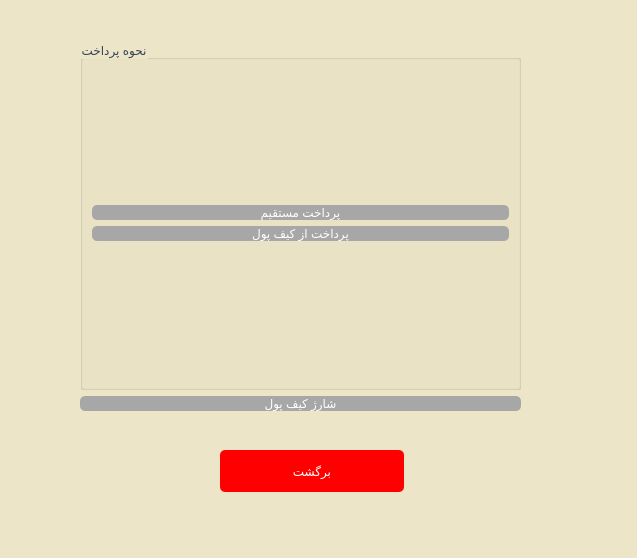
Old version of the form Project_Ap/choosepay.ui in the repository AP-projects-4001/metagoofill.
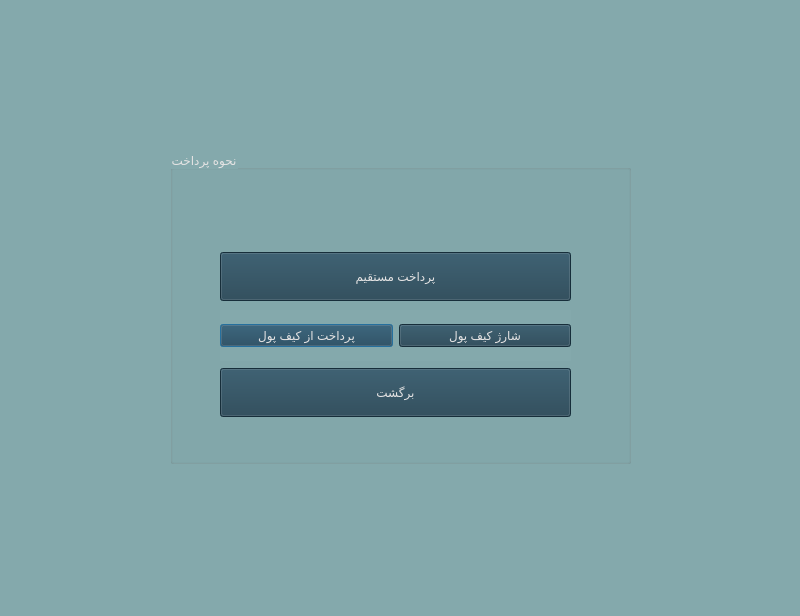
New version of the form.

Commit message: changing colors and Completing the program ui

Diff of the .ui file:
```diff
--- a/Project_Ap/choosepay.ui
+++ b/Project_Ap/choosepay.ui
@@ -6,112 +6,59 @@
    <rect>
     <x>0</x>
     <y>0</y>
-    <width>637</width>
-    <height>558</height>
+    <width>800</width>
+    <height>616</height>
    </rect>
   </property>
   <property name="windowTitle">
    <string>Dialog</string>
   </property>
   <property name="styleSheet">
-   <string notr="true">background-color: rgb(236, 229, 199);
+   <string notr="true">background-color: rgb(132, 169, 172);
 </string>
   </property>
-  <widget class="QPushButton" name="pushButton_refuse">
-   <property name="geometry">
-    <rect>
-     <x>220</x>
-     <y>450</y>
-     <width>184</width>
-     <height>42</height>
-    </rect>
-   </property>
-   <property name="styleSheet">
-    <string notr="true">QPushButton#pushButton_refuse {
-padding-left: 20px;
-padding-right: 20px;
-font: 22pt &quot;MS Shell Dlg 2&quot;;
-border-radius: 5px;
-	background-color: red;
-color: #fefefe;
-}</string>
-   </property>
-   <property name="text">
-    <string>برگشت</string>
-   </property>
-  </widget>
-  <widget class="QWidget" name="layoutWidget">
-   <property name="geometry">
-    <rect>
-     <x>80</x>
-     <y>40</y>
-     <width>441</width>
-     <height>371</height>
-    </rect>
-   </property>
-   <layout class="QVBoxLayout" name="verticalLayout_2">
-    <item>
      <widget class="QGroupBox" name="groupBox">
+   <property name="geometry">
+    <rect>
+     <x>170</x>
+     <y>150</y>
+     <width>461</width>
+     <height>314</height>
+    </rect>
+   </property>
       <property name="styleSheet">
-       <string notr="true">color: rgb(53, 66, 89);
-font: 16pt &quot;Lalezar&quot;;</string>
+    <string notr="true">color: rgb(228, 227, 227);
+font: 14pt &quot;Lalezar&quot;;</string>
       </property>
       <property name="title">
        <string>نحوه پرداخت</string>
       </property>
-      <layout class="QGridLayout" name="gridLayout">
-       <item row="0" column="0">
-        <layout class="QVBoxLayout" name="verticalLayout">
-         <item>
-          <widget class="QPushButton" name="pushButton_difectpay">
-           <property name="styleSheet">
-            <string notr="true">QPushButton#pushButton_difectpay {
-padding-left: 20px;
-padding-right: 20px;
-font: 22pt &quot;MS Shell Dlg 2&quot;;
-border-radius: 5px;
-	background-color: rgb(167, 167, 167);
-color: #fefefe;
-}</string>
-           </property>
-           <property name="text">
-            <string>پرداخت مستقیم</string>
-           </property>
-          </widget>
-         </item>
+   <widget class="QWidget" name="">
+    <property name="geometry">
+     <rect>
+      <x>50</x>
+      <y>160</y>
+      <width>351</width>
+      <height>51</height>
+     </rect>
+    </property>
+    <layout class="QHBoxLayout" name="horizontalLayout">
          <item>
           <widget class="QPushButton" name="pushButton_wallet">
            <property name="styleSheet">
-            <string notr="true">QPushButton#pushButton_wallet {
-padding-left: 20px;
-padding-right: 20px;
-font: 22pt &quot;MS Shell Dlg 2&quot;;
-border-radius: 5px;
-	background-color: rgb(167, 167, 167);
-color: #fefefe;
-}</string>
+        <string notr="true">background-color: rgb(32, 64, 81);
+font: 12pt &quot;Lalezar&quot;;</string>
            </property>
            <property name="text">
             <string>پرداخت از کیف پول</string>
            </property>
           </widget>
          </item>
-        </layout>
-       </item>
-      </layout>
-     </widget>
-    </item>
     <item>
      <widget class="QPushButton" name="pushButton_wallet_2">
       <property name="styleSheet">
-       <string notr="true">QPushButton#pushButton_wallet_2 {
-padding-left: 20px;
-padding-right: 20px;
-font: 22pt &quot;MS Shell Dlg 2&quot;;
-border-radius: 5px;
-	background-color: rgb(167, 167, 167);
-color: #fefefe;
-}</string>
+        <string notr="true">background-color: rgb(32, 64, 81);
+font: 12pt &quot;Lalezar&quot;;</string>
       </property>
       <property name="text">
        <string>شارژ کیف پول</string>
@@ -119,6 +66,41 @@
      </widget>
     </item>
    </layout>
+   </widget>
+   <widget class="QPushButton" name="pushButton_refuse">
+    <property name="geometry">
+     <rect>
+      <x>50</x>
+      <y>218</y>
+      <width>351</width>
+      <height>49</height>
+     </rect>
+    </property>
+    <property name="styleSheet">
+     <string notr="true">background-color: rgb(32, 64, 81);
+font: 12pt &quot;Lalezar&quot;;</string>
+    </property>
+    <property name="text">
+     <string>برگشت</string>
+    </property>
+   </widget>
+   <widget class="QPushButton" name="pushButton_difectpay">
+    <property name="geometry">
+     <rect>
+      <x>50</x>
+      <y>102</y>
+      <width>351</width>
+      <height>49</height>
+     </rect>
+    </property>
+    <property name="styleSheet">
+     <string notr="true">background-color: rgb(32, 64, 81);
+font: 12pt &quot;Lalezar&quot;;</string>
+    </property>
+    <property name="text">
+     <string>پرداخت مستقیم</string>
+    </property>
+   </widget>
   </widget>
  </widget>
  <resources/>
```
Lines whose indentation alone changed are shown as unchanged. The commit also changes 37 other files.
